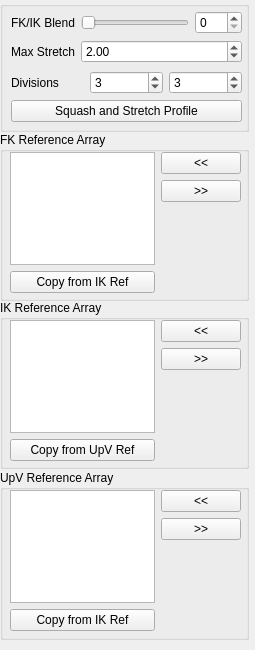
First picture: the form in scripts/mgear/maya/shifter/component/arm_ms_2jnt_01/settingsUI.ui, repository mgear-dev/mgear_dist, before the edit.
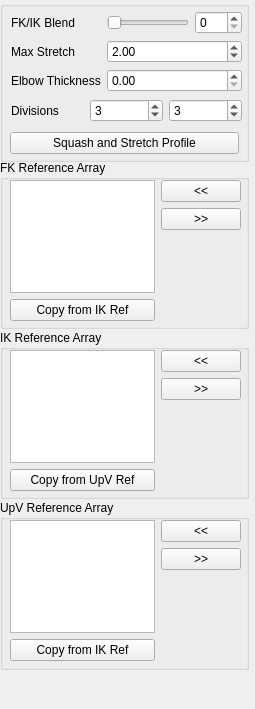
Second picture: the form after the edit.

```diff
--- a/scripts/mgear/maya/shifter/component/arm_ms_2jnt_01/settingsUI.ui
+++ b/scripts/mgear/maya/shifter/component/arm_ms_2jnt_01/settingsUI.ui
@@ -7,7 +7,7 @@
     <x>0</x>
     <y>0</y>
     <width>255</width>
-    <height>650</height>
+    <height>709</height>
    </rect>
   </property>
   <property name="windowTitle">
@@ -17,7 +17,7 @@
    <property name="geometry">
     <rect>
      <x>0</x>
-     <y>300</y>
+     <y>330</y>
      <width>249</width>
      <height>169</height>
     </rect>
@@ -108,7 +108,7 @@
      <x>0</x>
      <y>1</y>
      <width>249</width>
-     <height>131</height>
+     <height>161</height>
     </rect>
    </property>
    <property name="title">
@@ -192,6 +192,38 @@
          </property>
         </widget>
        </item>
+       <item row="2" column="1">
+        <widget class="QDoubleSpinBox" name="elbow_spinBox">
+         <property name="sizePolicy">
+          <sizepolicy hsizetype="MinimumExpanding" vsizetype="Fixed">
+           <horstretch>0</horstretch>
+           <verstretch>0</verstretch>
+          </sizepolicy>
+         </property>
+         <property name="minimum">
+          <double>0.000000000000000</double>
+         </property>
+         <property name="singleStep">
+          <double>0.100000000000000</double>
+         </property>
+         <property name="value">
+          <double>0.000000000000000</double>
+         </property>
+        </widget>
+       </item>
+       <item row="2" column="0">
+        <widget class="QLabel" name="elbow_label">
+         <property name="sizePolicy">
+          <sizepolicy hsizetype="MinimumExpanding" vsizetype="MinimumExpanding">
+           <horstretch>0</horstretch>
+           <verstretch>0</verstretch>
+          </sizepolicy>
+         </property>
+         <property name="text">
+          <string>Elbow Thickness</string>
+         </property>
+        </widget>
+       </item>
       </layout>
      </item>
      <item>
@@ -225,16 +257,27 @@
        </item>
       </layout>
      </item>
+    </layout>
+   </widget>
+   <widget class="QWidget" name="">
+    <property name="geometry">
+     <rect>
+      <x>10</x>
+      <y>130</y>
+      <width>229</width>
+      <height>25</height>
+     </rect>
+    </property>
+    <layout class="QHBoxLayout" name="horizontalLayout_2">
+     <property name="sizeConstraint">
+      <enum>QLayout::SetNoConstraint</enum>
+     </property>
      <item>
-      <layout class="QHBoxLayout" name="horizontalLayout_2">
-       <item>
-        <widget class="QPushButton" name="squashStretchProfile_pushButton">
-         <property name="text">
-          <string>Squash and Stretch Profile</string>
-         </property>
-        </widget>
-       </item>
-      </layout>
+      <widget class="QPushButton" name="squashStretchProfile_pushButton">
+       <property name="text">
+        <string>Squash and Stretch Profile</string>
+       </property>
+      </widget>
      </item>
     </layout>
    </widget>
@@ -243,7 +286,7 @@
    <property name="geometry">
     <rect>
      <x>0</x>
-     <y>470</y>
+     <y>500</y>
      <width>249</width>
      <height>170</height>
     </rect>
@@ -332,7 +375,7 @@
    <property name="geometry">
     <rect>
      <x>0</x>
-     <y>132</y>
+     <y>160</y>
      <width>249</width>
      <height>169</height>
     </rect>
```
Left out of the diff: 7 changed lines with no effect on the pictures.
